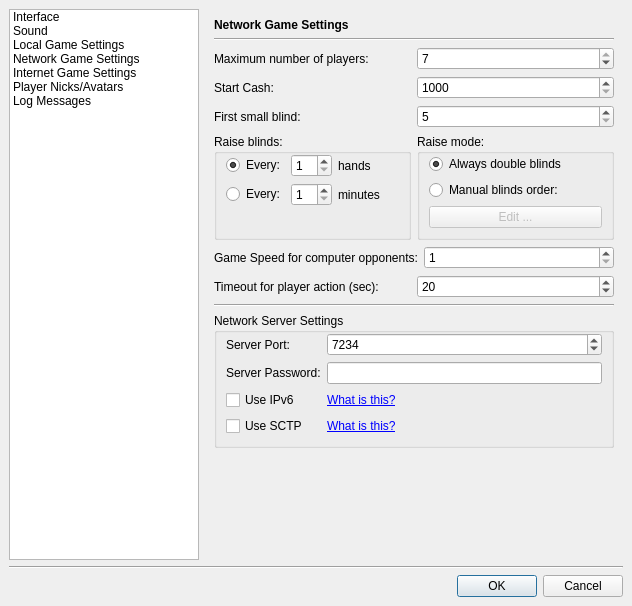
pokerth/pokerth, file src/gui/qt/settingsdialog.ui: the form before one commit.
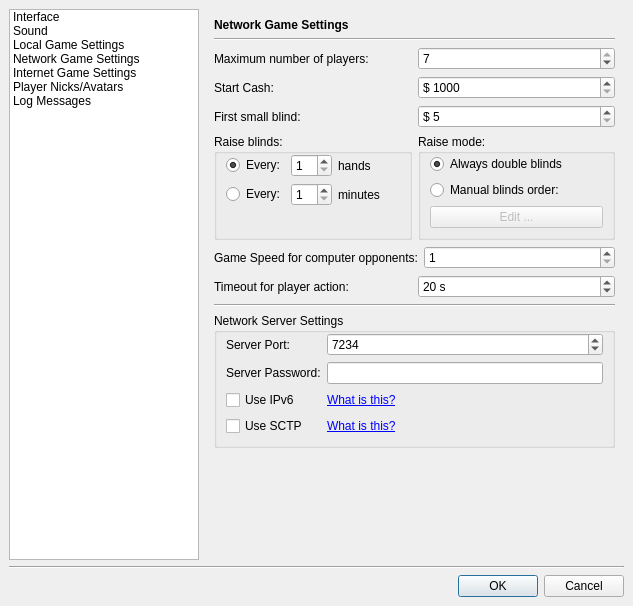
The form after the commit. The open tabs and pages were chosen to show the change. Icons and pictures are not drawn. Custom widgets are drawn as their Qt base class.

```diff
--- a/src/gui/qt/settingsdialog.ui
+++ b/src/gui/qt/settingsdialog.ui
@@ -5,7 +5,7 @@
    <rect>
     <x>0</x>
     <y>0</y>
-    <width>632</width>
+    <width>633</width>
     <height>606</height>
    </rect>
   </property>
@@ -790,6 +790,9 @@
          </item>
          <item>
           <widget class="QSpinBox" name="spinBox_netStartCash" >
+           <property name="prefix" >
+            <string>$ </string>
+           </property>
            <property name="minimum" >
             <number>1000</number>
            </property>
@@ -814,6 +817,9 @@
          </item>
          <item>
           <widget class="QSpinBox" name="spinBox_netFirstSmallBlind" >
+           <property name="prefix" >
+            <string>$ </string>
+           </property>
            <property name="minimum" >
             <number>5</number>
            </property>
@@ -987,7 +993,7 @@
          <item>
           <widget class="QLabel" name="label_40" >
            <property name="text" >
-            <string>Timeout for player action (sec):</string>
+            <string>Timeout for player action:</string>
            </property>
            <property name="buddy" >
             <cstring>spinBox_netTimeOutPlayerAction</cstring>
@@ -996,6 +1002,9 @@
          </item>
          <item>
           <widget class="QSpinBox" name="spinBox_netTimeOutPlayerAction" >
+           <property name="suffix" >
+            <string> s</string>
+           </property>
            <property name="minimum" >
             <number>5</number>
            </property>
```
Left out of the diff: 14 changed lines with no effect on the pictures.
